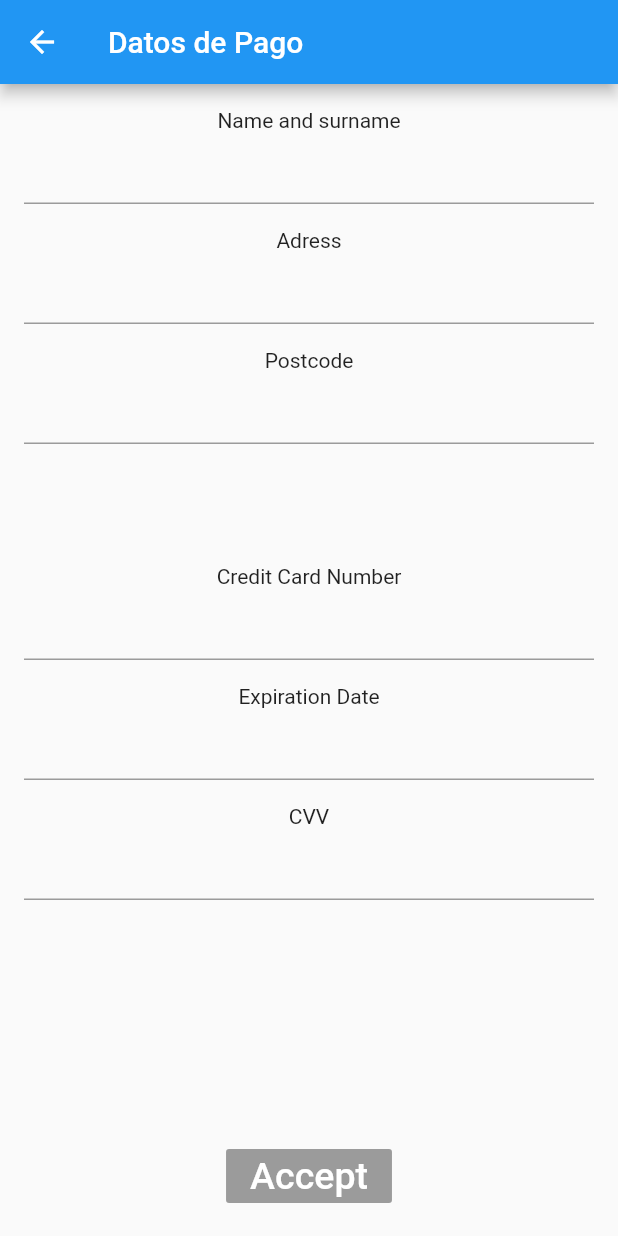
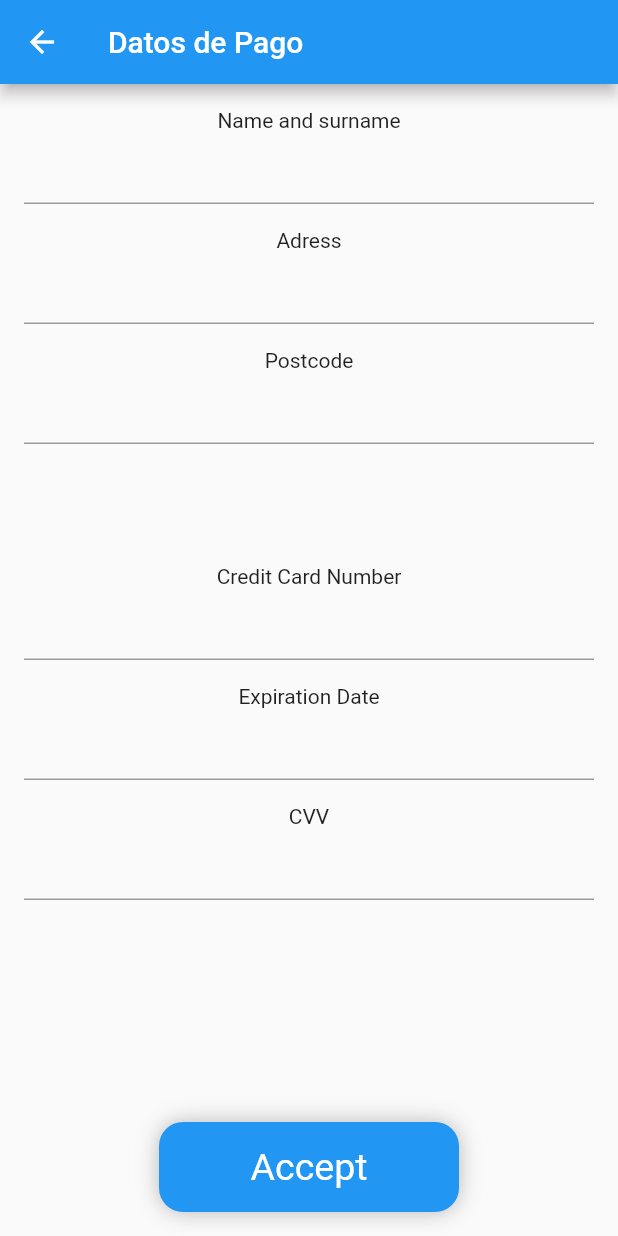
Before and after one commit to oscarroyo4/DispMovils_R, a Flutter app: the PaymentScreen screen opened directly, on a phone screen of 412 x 824 dp. Run offline on Flutter 3.47's test engine with Material 2 defaults, Android fonts, the phone set to English and light mode, and no system bars; our stand-ins replace cloud_firestore, firebase_core, firebase_storage; accounts and stored records are empty.

Commit message:
improved accept button

```diff
--- a/firebase/lib/screens/PaymentScreen.dart
+++ b/firebase/lib/screens/PaymentScreen.dart
@@ -1,3 +1,4 @@
+import 'package:firebase/screens/MainPage.dart';
 import 'package:flutter/material.dart';
 
 import '../main.dart';
@@ -95,10 +96,45 @@ class _PaymentScreenState extends State<PaymentScreen> {
               controller: _cvvcontroller,
             ),
             Spacer(),
-            Align(
-              alignment: Alignment.bottomCenter,
-              child: RaisedButton(
-                child: Text(
+            _Accept(),
+          ],
+        ),
+      ),
+    );
+  }
+}
+
+class _Accept extends StatelessWidget {
+  @override
+  Widget build(BuildContext context) {
+    return Ink(
+      decoration: BoxDecoration(
+        color: Theme.of(context).accentColor,
+        borderRadius: BorderRadius.all(
+          Radius.circular(16),
+        ),
+        boxShadow: [
+          BoxShadow(
+            color: Colors.grey[600].withOpacity(0.5),
+            blurRadius: 12,
+          ),
+        ],
+      ),
+      child: InkWell(
+        borderRadius: BorderRadius.all(
+          Radius.circular(16),
+        ),
+        onTap: () => Navigator.push(
+          context,
+          MaterialPageRoute(
+            builder: (context) => MainPage(),
+          ),
+        ),
+        child: Container(
+          alignment: Alignment.center,
+          height: 60,
+          width: 200,
+          child: Text(
             'Accept',
             style: TextStyle(
               fontFamily: 'Roboto',
@@ -106,10 +142,6 @@ class _PaymentScreenState extends State<PaymentScreen> {
               fontSize: 25,
             ),
           ),
-                onPressed: null,
-              ),
-            ),
-          ],
         ),
       ),
     );
```
